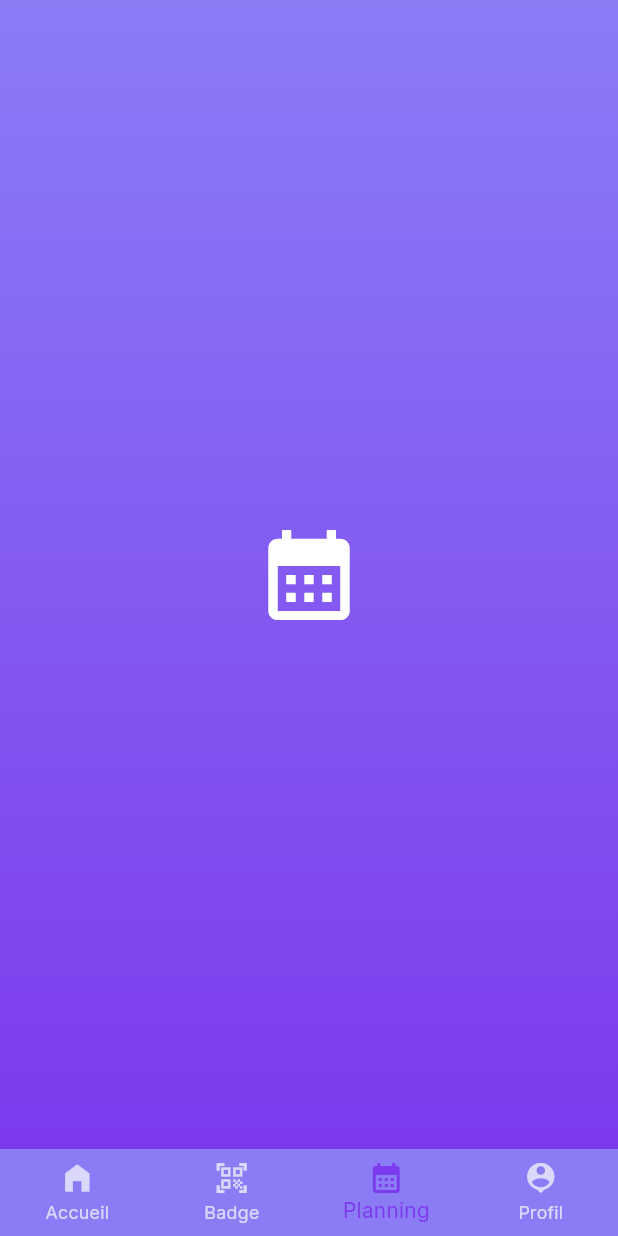
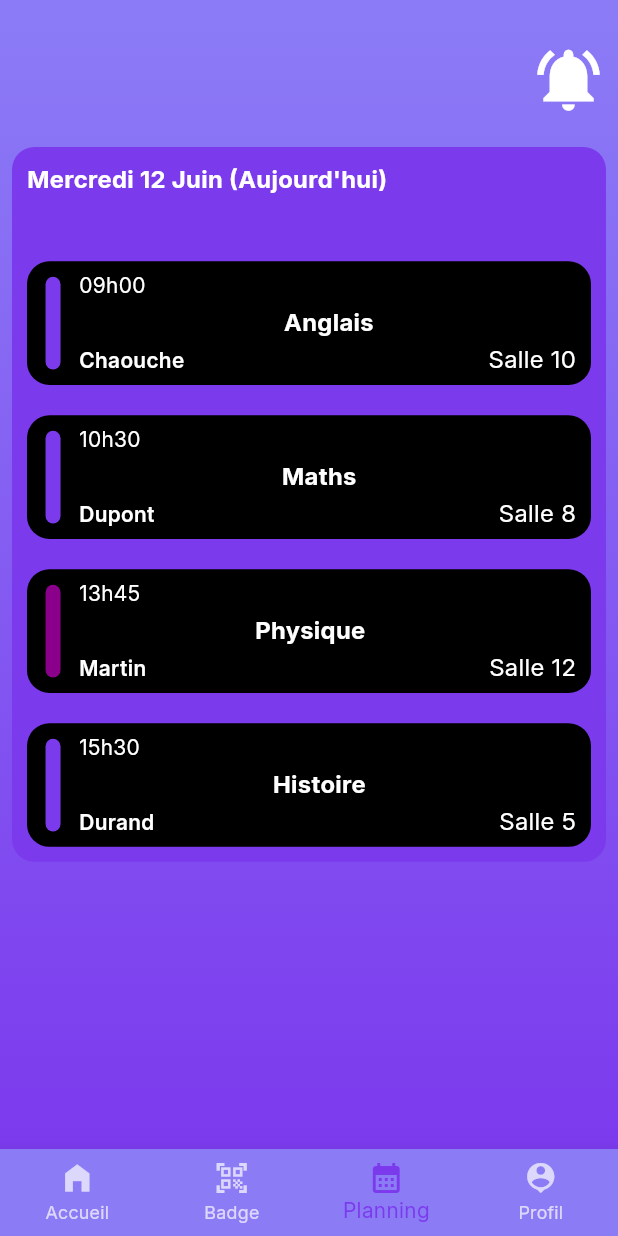
Before and after one commit to chaouche-praetoria/companion-itic, a Flutter app: the HomeScreen screen opened by its route, item 3 of the bottom bar chosen, on a phone screen of 412 x 824 dp. Run offline on Flutter 3.47's test engine with Material 3 defaults, Android fonts, the phone set to English and light mode, and no system bars; our stand-ins replace flutter_svg, google_fonts.

Commit message:
feat: Enhance PlanningHomeScreen with discipline cards and improve layout; update text styles to use Google Fonts

```diff
--- a/lib/screens/home/planning_home_screen.dart
+++ b/lib/screens/home/planning_home_screen.dart
@@ -1,12 +1,101 @@
 import 'package:flutter/material.dart';
+import 'package:google_fonts/google_fonts.dart';
 
-class PlanningHomeScreen extends StatelessWidget {
-  const PlanningHomeScreen({super.key});
+import '../../constants/app_colors.dart';
+import '../../constants/app_sizes.dart';
+import '../../widgets/cards/discipline_card.dart';
+
+class PlanningHomeScreen extends StatefulWidget {
+  const PlanningHomeScreen({super.key, required this.screenSize});
+  final Size screenSize;
+
+  @override
+  State<PlanningHomeScreen> createState() => _PlanningHomeScreenState();
+}
+
+class _PlanningHomeScreenState extends State<PlanningHomeScreen> {
+
+  final List<_DisciplineItem> _items = [
+    _DisciplineItem(startTime: '09h00', teacher: 'Chaouche', subject: 'Anglais', room: 'Salle 10'),
+    _DisciplineItem(startTime: '10h30', teacher: 'Dupont', subject: 'Maths', room: 'Salle 8'),
+    _DisciplineItem(startTime: '13h45', teacher: 'Martin', subject: 'Physique', room: 'Salle 12', color: AppColors.splashGradient4),
+    _DisciplineItem(startTime: '15h30', teacher: 'Durand', subject: 'Histoire', room: 'Salle 5'),
+  ];
 
   @override
   Widget build(BuildContext context) {
-    return const Center(
-      child: Icon(Icons.calendar_month, size: 72, color: Colors.white),
+    return Padding(
+      padding: const EdgeInsets.all(8.0),
+      child: Column(
+        children: [
+          const SizedBox(height: 20),
+          const Row(
+            mainAxisAlignment: MainAxisAlignment.end,
+            children: [
+              Icon(Icons.notifications_active, size: 50, color: AppColors.white,)
+            ],
+          ),
+          const SizedBox(height: 20,),
+          Container(
+            alignment: Alignment.center,
+            padding: const EdgeInsets.all(10),
+            decoration: BoxDecoration(
+              color: AppColors.gradientDark,
+              borderRadius: BorderRadius.circular(15),
+            ),
+            child: Column(
+              mainAxisAlignment: MainAxisAlignment.spaceEvenly,
+              crossAxisAlignment: CrossAxisAlignment.start,
+              spacing: 10,
+              children: [
+                Text(
+                  'Mercredi 12 Juin (Aujourd\'hui)',
+                  style: GoogleFonts.inter(
+                    color: AppColors.white,
+                    fontSize: AppSizes.subtitleFontSize,
+                    fontWeight: FontWeight.bold,
+                  ),
+                ),
+                SizedBox(height: 15,),
+                ListView.separated(
+                  itemCount: _items.length,
+                  shrinkWrap: true,
+                  physics: const NeverScrollableScrollPhysics(),
+                  separatorBuilder: (_, __) => const SizedBox(height: 12),
+                  itemBuilder: (context, index) {
+                    final it = _items[index];
+                    return CurrentDisciplineCard(
+                      screenSize: widget.screenSize,
+                      startTime: it.startTime,
+                      teacherName: it.teacher,
+                      subject: it.subject,
+                      room: it.room,
+                      color: it.color ?? AppColors.gradientDark,
+                    );
+                  },
+                ),
+              ],
+            ),
+
+          )
+        ],
+      ),
     );
   }
 }
+
+class _DisciplineItem {
+  final String startTime;
+  final String teacher;
+  final String subject;
+  final String room;
+  final Color? color;
+
+  _DisciplineItem({
+    required this.startTime,
+    required this.teacher,
+    required this.subject,
+    required this.room,
+    this.color,
+  });
+}
--- a/lib/screens/home_screen.dart
+++ b/lib/screens/home_screen.dart
@@ -27,7 +27,7 @@ class _HomeScreenState extends State<HomeScreen> {
     final pages = <Widget>[
       _HomeTab(screenSize: screenSize),
       const BadgeHomeScreen(),
-      const PlanningHomeScreen(),
+      PlanningHomeScreen(screenSize: screenSize),
       const ProfileHomeScreen(),
     ];
 
--- a/lib/screens/login_screen.dart
+++ b/lib/screens/login_screen.dart
@@ -1,4 +1,5 @@
 import 'package:flutter/material.dart';
+import 'package:google_fonts/google_fonts.dart';
 
 import '../constants/app_colors.dart';
 import '../constants/app_texts.dart';
@@ -55,9 +56,8 @@ class _LoginScreenState extends State<LoginScreen> with ResponsiveMixin {
           SizedBox(height: getTopSpacing(screenHeight, isSmall, isMedium)),
           Text(
             AppTexts.loginTitle,
-            style: TextStyle(
+            style: GoogleFonts.inter(
               color: AppColors.white,
-              fontFamily: 'Inter',
               fontWeight: FontWeight.w600,
               fontSize: getResponsiveTitleSize(screenWidth),
             ),
@@ -65,9 +65,8 @@ class _LoginScreenState extends State<LoginScreen> with ResponsiveMixin {
           SizedBox(height: screenHeight * (isSmall ? 0.01 : 0.015)),
           Text(
             AppTexts.loginSubtitle,
-            style: TextStyle(
+            style: GoogleFonts.inter(
               color: AppColors.white.withOpacity(0.8),
-              fontFamily: 'Inter',
               fontWeight: FontWeight.w400,
               fontSize: getResponsiveSubtitleSize(screenWidth),
               height: 1.4,
@@ -97,9 +96,8 @@ class _LoginScreenState extends State<LoginScreen> with ResponsiveMixin {
               child: Text(
                 AppTexts.forgotPassword,
                 textAlign: TextAlign.center,
-                style: TextStyle(
+                style: GoogleFonts.inter(
                   color: AppColors.white.withOpacity(0.8),
-                  fontFamily: 'Inter',
                   fontWeight: FontWeight.w400,
                   fontSize: getResponsiveDescriptionSize(screenWidth),
                   height: 1.3,
--- a/lib/screens/setup_profile_screen.dart
+++ b/lib/screens/setup_profile_screen.dart
@@ -1,4 +1,5 @@
 import 'package:flutter/material.dart';
+import 'package:google_fonts/google_fonts.dart';
 
 import '../constants/app_colors.dart';
 import '../constants/app_texts.dart';
@@ -54,9 +55,8 @@ class _SetupProfileState extends State<SetupProfile> with ResponsiveMixin {
           SizedBox(height: getTopSpacing(screenHeight, isSmall, isMedium)),
           Text(
             AppTexts.finishSetupTitle,
-            style: TextStyle(
+            style: GoogleFonts.inter(
               color: AppColors.white,
-              fontFamily: 'Inter',
               fontWeight: FontWeight.w600,
               fontSize: getResponsiveTitleSize(screenWidth),
             ),
@@ -67,9 +67,8 @@ class _SetupProfileState extends State<SetupProfile> with ResponsiveMixin {
             padding: EdgeInsets.symmetric(horizontal: screenWidth * 0.05),
             child: Text(
               AppTexts.finishSetupSubtitle,
-              style: TextStyle(
+              style: GoogleFonts.inter(
                 color: AppColors.white.withOpacity(0.8),
-                fontFamily: 'Inter',
                 fontWeight: FontWeight.w400,
                 fontSize: getResponsiveSubtitleSize(screenWidth),
                 height: 1.2,
@@ -90,9 +89,8 @@ class _SetupProfileState extends State<SetupProfile> with ResponsiveMixin {
             child: Text(
               AppTexts.finishPseudoDescription,
               textAlign: TextAlign.center,
-              style: TextStyle(
+              style: GoogleFonts.inter(
                 color: AppColors.white.withOpacity(0.7),
-                fontFamily: 'Inter',
                 fontWeight: FontWeight.w400,
                 fontSize: getResponsiveDescriptionSize(screenWidth),
                 height: 1.3,
--- a/lib/widgets/cards/discipline_card.dart
+++ b/lib/widgets/cards/discipline_card.dart
@@ -10,15 +10,17 @@ class CurrentDisciplineCard extends StatelessWidget {
   final String teacherName;
   final String subject;
   final String room;
+  final Color color;
 
   const CurrentDisciplineCard({
-    Key? key,
+    super.key,
     required this.screenSize,
     required this.startTime,
     required this.teacherName,
     required this.subject,
     required this.room,
-  }) : super(key: key);
+    this.color = AppColors.white,
+  });
 
   @override
   Widget build(BuildContext context) {
@@ -44,7 +46,7 @@ class CurrentDisciplineCard extends StatelessWidget {
                   margin: EdgeInsets.only(
                       left: screenSize.width * 0.03),
                   decoration: BoxDecoration(
-                    color: AppColors.white,
+                    color: color,
                     borderRadius:
                     BorderRadius.all(Radius.circular(10)),
                   )),
```
